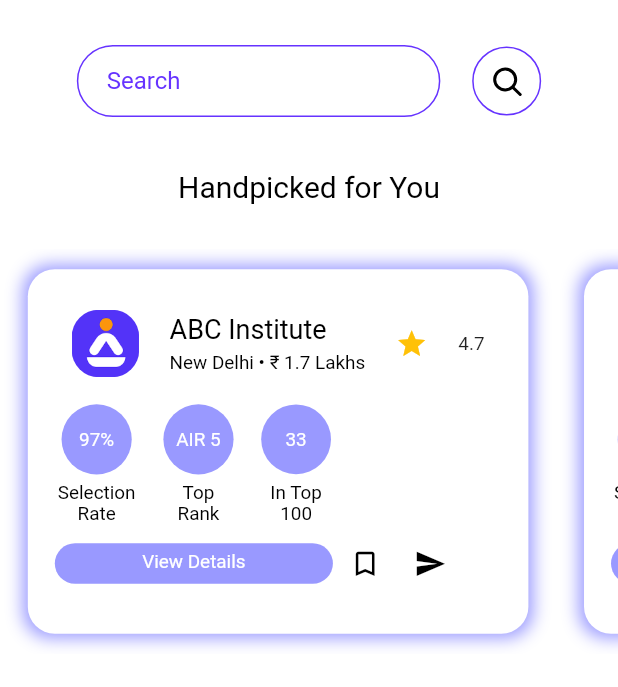
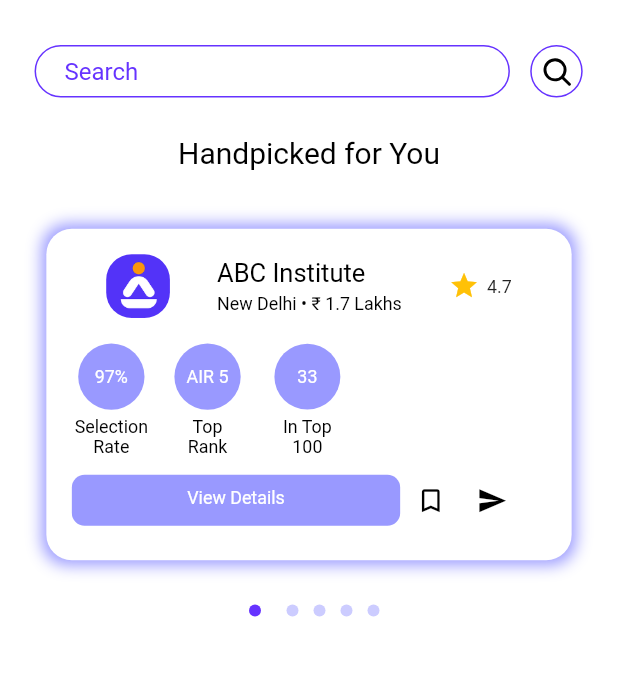
Before and after one commit to afterschoolcareer/afterschool_user_application, a Flutter app: the MainScreen screen opened directly, on a phone screen of 412 x 824 dp. Shown: the top 687 px of the screen. Run offline on Flutter 3.47's test engine with Material 2 defaults, Android fonts, the light colour scheme and no system bars; our stand-ins replace fluentui_icons, shared_preferences; accounts and stored records are empty; statements that could not run were skipped.

Commit message:
added advertisement model, and populated institute card with the model data, added indicator

```diff
--- a/lib/Homescreen/institute_card.dart
+++ b/lib/Homescreen/institute_card.dart
@@ -2,13 +2,36 @@ import 'package:flutter/cupertino.dart';
 import 'package:flutter/material.dart';
 
 class InstituteCard extends StatefulWidget {
-  const InstituteCard({Key? key}) : super(key: key);
+  final String logo_url;
+  final String name;
+  final String location;
+  final String fees;
+  final String selection_rate;
+  final String top_rank;
+  final String in_top_100;
+  final String rating;
+  const InstituteCard(this.logo_url, this.name, this.location, this.fees,
+      this.selection_rate, this.top_rank, this.in_top_100, this.rating, {Key? key}
+      ) : super(key: key);
 
   @override
-  State<InstituteCard> createState() => _InstituteCardState();
+  State<InstituteCard> createState() => _InstituteCardState(logo_url, name, location,
+  fees, selection_rate, top_rank, in_top_100, rating);
 }
 
 class _InstituteCardState extends State<InstituteCard> {
+  final String logo_url;
+  final String name;
+  final String location;
+  final String fees;
+  final String selection_rate;
+  final String top_rank;
+  final String in_top_100;
+  final String rating;
+  _InstituteCardState(
+      this.logo_url, this.name, this.location, this.fees,
+      this.selection_rate, this.top_rank, this.in_top_100, this.rating
+      );
 
   void onViewDetailsTapped() {
     print("view details tapped");
@@ -25,9 +48,9 @@ class _InstituteCardState extends State<InstituteCard> {
   Widget build(BuildContext context) {
     return SizedBox(
       width: MediaQuery.of(context).size.width *0.90,
-      height: 270,
+      height: 260,
       child: Container(
-        padding: const EdgeInsets.only(top:30, left:10, right: 10),
+        padding: const EdgeInsets.only(top:20, left:10, right: 10),
         decoration: BoxDecoration(
           color: Colors.white,
           borderRadius: BorderRadius.circular(20),
@@ -52,41 +75,41 @@ class _InstituteCardState extends State<InstituteCard> {
                   width: 50,
                   decoration: BoxDecoration(
                       borderRadius: BorderRadius.circular(20.0),
-                      image: const DecorationImage(
+                      image:  DecorationImage(
                           fit: BoxFit.cover,
-                          image: AssetImage("images/smicon22.png"))),
+                          image: AssetImage(logo_url))),
                 ),
 
                 /* Institute name and Location and Fees */
                 Column(
                   crossAxisAlignment: CrossAxisAlignment.start,
                   children: [
-                    const Text(
-                      "ABC Institute",
-                      style: TextStyle(
+                    Text(
+                      name,
+                      style: const TextStyle(
                         color: Colors.black,
                         fontSize: 20,
                       ),
                     ),
                     const SizedBox(height: 5),
                     RichText(
-                      text: const TextSpan(
+                      text: TextSpan(
                         children: [
                           TextSpan(
-                              text: "New Delhi",
-                            style: TextStyle(
+                              text: location,
+                            style: const TextStyle(
                               color: Colors.black
                             )
                           ),
-                          TextSpan(
+                          const TextSpan(
                               text: " • ",
                             style: TextStyle(
                               color: Colors.black
                             )
                           ),
                           TextSpan(
-                            text: "₹ 1.7 Lakhs",
-                            style: TextStyle(
+                            text: fees,
+                            style: const TextStyle(
                               color: Colors.black
                             )
                           )
@@ -97,14 +120,18 @@ class _InstituteCardState extends State<InstituteCard> {
                 ),
 
                 /* rating Star */
+               Row(
+                 children: [
                    const Icon(
                      Icons.star,
                      color: Colors.amber,
                    ),
-
+                   const SizedBox(width: 6),
                    /* Rating Value */
-                const Text(
-                  "4.7",
+                   Text(
+                     rating,
+                   )
+                 ],
                )
               ],
             ),
@@ -123,9 +150,9 @@ class _InstituteCardState extends State<InstituteCard> {
                           shape: BoxShape.circle,
                           color: Color(0xff9999ff),
                         ),
-                        child: const Text(
-                          "97%",
-                          style: TextStyle(
+                        child: Text(
+                          selection_rate,
+                          style: const TextStyle(
                             color: Colors.white
                           ),
                         ),
@@ -154,9 +181,9 @@ class _InstituteCardState extends State<InstituteCard> {
                           shape: BoxShape.circle,
                           color: Color(0xff9999ff),
                         ),
-                        child: const Text(
-                          "AIR 5",
-                          style: TextStyle(
+                        child: Text(
+                          top_rank,
+                          style: const TextStyle(
                               color: Colors.white
                           ),
                         ),
@@ -176,7 +203,7 @@ class _InstituteCardState extends State<InstituteCard> {
                       )
                     ],
                   ),
-                  const SizedBox(width: 12),
+                  const SizedBox(width: 18),
                   Column(
                     children: [
                       Container(
@@ -185,9 +212,9 @@ class _InstituteCardState extends State<InstituteCard> {
                           shape: BoxShape.circle,
                           color: Color(0xff9999ff),
                         ),
-                        child: const Text(
-                          "33",
-                          style: TextStyle(
+                        child: Text(
+                          in_top_100,
+                          style: const TextStyle(
                               color: Colors.white
                           ),
                         ),
@@ -210,7 +237,7 @@ class _InstituteCardState extends State<InstituteCard> {
                 ],
               ),
             ),
-            const SizedBox(height: 5),
+            const SizedBox(height: 10),
             Container(
               padding: const EdgeInsets.only(left: 10),
               child: Row(
@@ -218,11 +245,11 @@ class _InstituteCardState extends State<InstituteCard> {
                   InkWell(
                     onTap: onViewDetailsTapped,
                     child: Container(
-                      padding: const EdgeInsets.only(top: 5, bottom: 5),
-                      width: MediaQuery.of(context).size.width / 2,
-                      height: 30,
+                      padding: const EdgeInsets.only(top: 10, bottom: 10),
+                      width: MediaQuery.of(context).size.width / 1.6,
+                      height: 40,
                       decoration: BoxDecoration(
-                        borderRadius: BorderRadius.circular(15),
+                        borderRadius: BorderRadius.circular(10),
                         color: const Color(0xff9999ff),
                       ),
                       child: const Text(
--- a/lib/Homescreen/main_screen.dart
+++ b/lib/Homescreen/main_screen.dart
@@ -2,6 +2,8 @@ import 'package:afterschool/Homescreen/institute_card.dart';
 import 'package:fluentui_icons/fluentui_icons.dart';
 import 'package:flutter/cupertino.dart';
 import 'package:flutter/material.dart';
+
+import '../Models/advertisement_list.dart';
 
 class MainScreen extends StatefulWidget {
   const MainScreen({Key? key}) : super(key: key);
@@ -12,6 +14,8 @@ class MainScreen extends StatefulWidget {
 
 class _MainScreenState extends State<MainScreen> {
   TextEditingController searchBarController = TextEditingController();
+  int pageIndex = 0;
+
   /* when the search button is clicked */
   void onSearchQuery() {
     String searchQuery = searchBarController.text;
@@ -31,14 +35,15 @@ class _MainScreenState extends State<MainScreen> {
             child: Column(
               children: [
                 Container(
-                  padding: const EdgeInsets.only(top: 30, left: 30, right: 30),
+                  padding: const EdgeInsets.only(top: 30, left: 10, right: 10),
                   child: Row(
                     mainAxisAlignment: MainAxisAlignment.spaceEvenly,
                     children: [
 
                       /* Search Bar */
                       SizedBox(
-                        width: width/1.7,
+                        width: width/1.3,
+                        height: 35,
                         child: TextFormField(
                           controller: searchBarController,
                           decoration: const InputDecoration(
@@ -67,9 +72,10 @@ class _MainScreenState extends State<MainScreen> {
                       InkWell(
                         onTap: () => onSearchQuery,
                         child: Container(
-                          padding: const EdgeInsets.all(10.0),
+                          height: 35,
+                          padding: const EdgeInsets.all(5.0),
                           decoration: BoxDecoration(
-                              borderRadius: BorderRadius.circular(30.0),
+                             shape: BoxShape.circle,
                             border: Border.all(
                               color: const Color(0xff6633ff)
                             )
@@ -83,7 +89,7 @@ class _MainScreenState extends State<MainScreen> {
                     ],
                   ),
                 ),
-                const SizedBox(height: 35),
+                const SizedBox(height: 25),
                 RichText(
                   textAlign: TextAlign.center,
                   text: const TextSpan(
@@ -94,32 +100,45 @@ class _MainScreenState extends State<MainScreen> {
                     )
                   ),
                 ),
-                const SizedBox(height: 30),
-                SingleChildScrollView(
-                  scrollDirection: Axis.horizontal,
-                  padding: EdgeInsets.zero,
+                const SizedBox(height: 20),
+
+                /* Institute Card container */
+                SizedBox(
+                  height: 260,
+                  child: PageView.builder(
+                    onPageChanged: (int index) {
+                      setState(() {
+                        pageIndex = index;
+                      });
+                    },
+                    itemCount: advertisementList.length,
+                    itemBuilder: (context, index) {
+                      var scale = pageIndex == index ? 1.0 : 0.8;
+                      return Transform.scale(
+                          scale: 0.85,
+                          child: InstituteCard(
+                              advertisementList[index].logo_url,
+                              advertisementList[index].name,
+                              advertisementList[index].location,
+                              advertisementList[index].fees,
+                              advertisementList[index].selection_rate,
+                              advertisementList[index].top_rank,
+                              advertisementList[index].in_top_100,
+                              advertisementList[index].rating
+                          ),
+                        );
+                    },
+                  )
+                ),
+
+                /* Indicator container */
+                Container(
+                  padding: EdgeInsets.all(10),
                   child: Row(
+                    mainAxisAlignment: MainAxisAlignment.center,
                     children: [
-                      Transform.scale(
-                        scale: 0.90,
-                        child: const InstituteCard(),
-                      ),
-                      Transform.scale(
-                        scale: 0.90,
-                        child: const InstituteCard(),
-                      ),
-                      Transform.scale(
-                        scale: 0.90,
-                        child: const InstituteCard(),
-                      ),
-                      Transform.scale(
-                        scale: 0.90,
-                        child: const InstituteCard(),
-                      ),
-                      Transform.scale(
-                        scale: 0.90,
-                        child: const InstituteCard(),
-                      ),
+                      ...List.generate(advertisementList.length, (index) =>
+                      Indicator(isActive : pageIndex == index ? true : false))
                     ],
                   ),
                 )
@@ -131,3 +150,22 @@ class _MainScreenState extends State<MainScreen> {
     );
   }
 }
+
+class Indicator extends StatelessWidget {
+  final bool isActive;
+  const Indicator({Key? key, required this.isActive}) : super(key: key);
+
+  @override
+  Widget build(BuildContext context) {
+    return AnimatedContainer(
+      duration: const Duration(milliseconds: 350),
+      margin: const EdgeInsets.symmetric(horizontal: 5),
+      width: isActive? 22.0 : 8.0,
+      height: 8.0,
+      decoration: BoxDecoration(
+          color: isActive? const Color(0xff6633ff) : const Color(0xffccccff),
+          shape: BoxShape.circle
+      ),
+    );
+  }
+}
--- /dev/null
+++ b/lib/Models/advertisement_list.dart
@@ -0,0 +1,23 @@
+import 'dart:core';
+
+class AdvertisementList {
+  final String logo_url;
+  final String name;
+  final String location;
+  final String fees;
+  final String selection_rate;
+  final String top_rank;
+  final String in_top_100;
+  final String rating;
+
+  AdvertisementList(this.logo_url, this.name, this.location, this.fees, this.selection_rate,
+      this.top_rank, this.in_top_100, this.rating);
+}
+
+List<AdvertisementList> advertisementList = [
+  AdvertisementList("images/smicon22.png", "ABC Institute", "New Delhi", "₹ 1.7 Lakhs", "97%", "AIR 5", "33", "4.7"),
+  AdvertisementList("images/smicon22.png", "Career Institute", "New Delhi", "₹ 1.9 Lakhs", "90%", "AIR 14", "27", "4.8"),
+  AdvertisementList("images/smicon22.png", "Super Institute", "Kota", "₹ 1.4 Lakhs", "92%", "AIR 32", "5", "4.9"),
+  AdvertisementList("images/smicon22.png", "XYZ Institute", "Hyderabad", "₹ 2.1 Lakhs", "82%", "AIR 2", "8", "4.8"),
+  AdvertisementList("images/smicon22.png", "Medical Classes", "Kolkata", "₹ 2 Lakhs", "94%", "AIR 21", "12", "4.2")
+];
```
Lines whose indentation alone changed are shown as unchanged.
